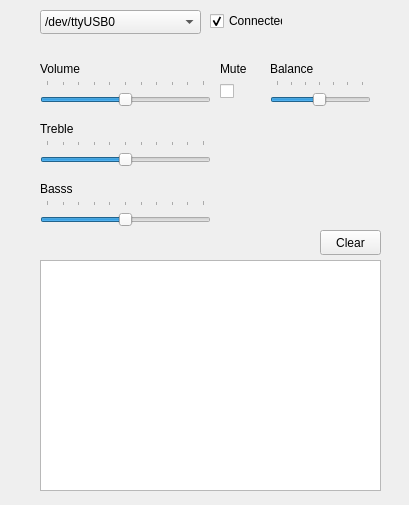
Old version of the form desktop/AudioManager/widget.ui in the repository alex-pesh/audio-manager.
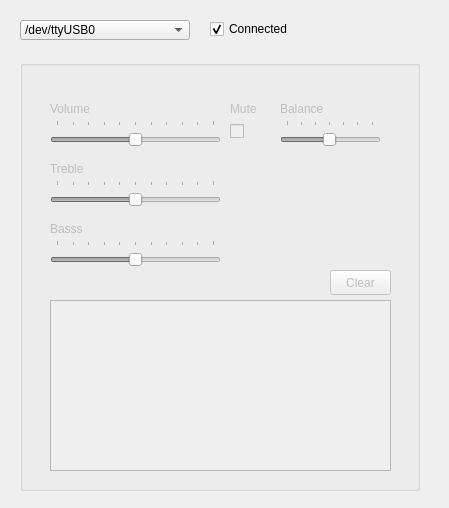
New version of the form.

What changed in the file:
```diff
--- a/desktop/AudioManager/widget.ui
+++ b/desktop/AudioManager/widget.ui
@@ -9,15 +9,69 @@
    <rect>
     <x>0</x>
     <y>0</y>
-    <width>409</width>
-    <height>505</height>
+    <width>449</width>
+    <height>508</height>
    </rect>
+  </property>
+  <widget class="QCheckBox" name="connectCheckBox">
+   <property name="geometry">
+    <rect>
+     <x>210</x>
+     <y>20</y>
+     <width>101</width>
+     <height>18</height>
+    </rect>
+   </property>
+   <property name="text">
+    <string>Connected</string>
+   </property>
+   <property name="checked">
+    <bool>true</bool>
+   </property>
+  </widget>
+  <widget class="QComboBox" name="deviceComboBox">
+   <property name="geometry">
+    <rect>
+     <x>20</x>
+     <y>20</y>
+     <width>170</width>
+     <height>20</height>
+    </rect>
+   </property>
+   <property name="currentText">
+    <string notr="true">/dev/ttyUSB0</string>
+   </property>
+   <item>
+    <property name="text">
+     <string>/dev/ttyUSB0</string>
+    </property>
+   </item>
+   <item>
+    <property name="text">
+     <string>/tmp/simavr-uart0</string>
+    </property>
+   </item>
+  </widget>
+  <widget class="QGroupBox" name="controlGroupBox">
+   <property name="enabled">
+    <bool>false</bool>
+   </property>
+   <property name="geometry">
+    <rect>
+     <x>20</x>
+     <y>60</y>
+     <width>400</width>
+     <height>431</height>
+    </rect>
+   </property>
+   <property name="title">
+    <string/>
   </property>
   <widget class="QSlider" name="volumeSlider">
    <property name="geometry">
     <rect>
-     <x>40</x>
-     <y>80</y>
+      <x>30</x>
+      <y>60</y>
      <width>171</width>
      <height>32</height>
     </rect>
@@ -35,37 +89,36 @@
     <enum>QSlider::TicksAbove</enum>
    </property>
   </widget>
-  <widget class="QLabel" name="volumeLabel">
+   <widget class="QSlider" name="bassSlider">
    <property name="geometry">
     <rect>
-     <x>40</x>
-     <y>60</y>
-     <width>54</width>
-     <height>17</height>
-    </rect>
-   </property>
-   <property name="text">
-    <string>Volume</string>
-   </property>
-  </widget>
-  <widget class="QLabel" name="balanceLabel">
-   <property name="geometry">
-    <rect>
-     <x>270</x>
-     <y>60</y>
-     <width>54</width>
-     <height>17</height>
-    </rect>
-   </property>
-   <property name="text">
-    <string>Balance</string>
+      <x>30</x>
+      <y>180</y>
+      <width>171</width>
+      <height>32</height>
+     </rect>
+    </property>
+    <property name="maximum">
+     <number>100</number>
+    </property>
+    <property name="pageStep">
+     <number>10</number>
+    </property>
+    <property name="value">
+     <number>50</number>
+    </property>
+    <property name="orientation">
+     <enum>Qt::Horizontal</enum>
+    </property>
+    <property name="tickPosition">
+     <enum>QSlider::TicksAbove</enum>
    </property>
   </widget>
   <widget class="QSlider" name="balanceSlider">
    <property name="geometry">
     <rect>
-     <x>270</x>
-     <y>80</y>
+      <x>260</x>
+      <y>60</y>
      <width>101</width>
      <height>32</height>
     </rect>
@@ -95,90 +148,11 @@
     <enum>QSlider::TicksAbove</enum>
    </property>
   </widget>
-  <widget class="QSlider" name="trebleSlider">
-   <property name="enabled">
-    <bool>true</bool>
-   </property>
-   <property name="geometry">
-    <rect>
-     <x>40</x>
-     <y>140</y>
-     <width>171</width>
-     <height>32</height>
-    </rect>
-   </property>
-   <property name="maximum">
-    <number>100</number>
-   </property>
-   <property name="singleStep">
-    <number>1</number>
-   </property>
-   <property name="value">
-    <number>50</number>
-   </property>
-   <property name="orientation">
-    <enum>Qt::Horizontal</enum>
-   </property>
-   <property name="tickPosition">
-    <enum>QSlider::TicksAbove</enum>
-   </property>
-  </widget>
-  <widget class="QSlider" name="bassSlider">
-   <property name="geometry">
-    <rect>
-     <x>40</x>
-     <y>200</y>
-     <width>171</width>
-     <height>32</height>
-    </rect>
-   </property>
-   <property name="maximum">
-    <number>100</number>
-   </property>
-   <property name="pageStep">
-    <number>10</number>
-   </property>
-   <property name="value">
-    <number>50</number>
-   </property>
-   <property name="orientation">
-    <enum>Qt::Horizontal</enum>
-   </property>
-   <property name="tickPosition">
-    <enum>QSlider::TicksAbove</enum>
-   </property>
-  </widget>
-  <widget class="QLabel" name="trebleLabel">
-   <property name="geometry">
-    <rect>
-     <x>40</x>
-     <y>120</y>
-     <width>54</width>
-     <height>17</height>
-    </rect>
-   </property>
-   <property name="text">
-    <string>Treble</string>
-   </property>
-  </widget>
-  <widget class="QLabel" name="bassLabel">
-   <property name="geometry">
-    <rect>
-     <x>40</x>
-     <y>180</y>
-     <width>54</width>
-     <height>17</height>
-    </rect>
-   </property>
-   <property name="text">
-    <string>Basss</string>
-   </property>
-  </widget>
   <widget class="QCheckBox" name="muteCheckBox">
    <property name="geometry">
     <rect>
-     <x>220</x>
-     <y>80</y>
+      <x>210</x>
+      <y>60</y>
      <width>21</width>
      <height>23</height>
     </rect>
@@ -193,11 +167,75 @@
     <bool>false</bool>
    </property>
   </widget>
+   <widget class="QLabel" name="volumeLabel">
+    <property name="geometry">
+     <rect>
+      <x>30</x>
+      <y>40</y>
+      <width>54</width>
+      <height>17</height>
+     </rect>
+    </property>
+    <property name="text">
+     <string>Volume</string>
+    </property>
+   </widget>
+   <widget class="QSlider" name="trebleSlider">
+    <property name="geometry">
+     <rect>
+      <x>30</x>
+      <y>120</y>
+      <width>171</width>
+      <height>32</height>
+     </rect>
+    </property>
+    <property name="maximum">
+     <number>100</number>
+    </property>
+    <property name="singleStep">
+     <number>1</number>
+    </property>
+    <property name="value">
+     <number>50</number>
+    </property>
+    <property name="orientation">
+     <enum>Qt::Horizontal</enum>
+    </property>
+    <property name="tickPosition">
+     <enum>QSlider::TicksAbove</enum>
+    </property>
+   </widget>
+   <widget class="QPushButton" name="logClearBtn">
+    <property name="geometry">
+     <rect>
+      <x>310</x>
+      <y>210</y>
+      <width>61</width>
+      <height>25</height>
+     </rect>
+    </property>
+    <property name="text">
+     <string>Clear</string>
+    </property>
+   </widget>
+   <widget class="QLabel" name="trebleLabel">
+    <property name="geometry">
+     <rect>
+      <x>30</x>
+      <y>100</y>
+      <width>54</width>
+      <height>17</height>
+     </rect>
+    </property>
+    <property name="text">
+     <string>Treble</string>
+    </property>
+   </widget>
   <widget class="QLabel" name="muteLabel">
    <property name="geometry">
     <rect>
-     <x>220</x>
-     <y>60</y>
+      <x>210</x>
+      <y>40</y>
      <width>31</width>
      <height>17</height>
     </rect>
@@ -209,64 +247,39 @@
   <widget class="QTextBrowser" name="logBrowser">
    <property name="geometry">
     <rect>
-     <x>40</x>
-     <y>260</y>
+      <x>30</x>
+      <y>240</y>
      <width>341</width>
-     <height>231</height>
+      <height>171</height>
     </rect>
    </property>
   </widget>
-  <widget class="QPushButton" name="logClearBtn">
+   <widget class="QLabel" name="balanceLabel">
    <property name="geometry">
     <rect>
-     <x>320</x>
-     <y>230</y>
-     <width>61</width>
-     <height>25</height>
+      <x>260</x>
+      <y>40</y>
+      <width>54</width>
+      <height>17</height>
     </rect>
    </property>
    <property name="text">
-    <string>Clear</string>
-   </property>
-  </widget>
-  <widget class="QCheckBox" name="connectCheckBox">
+     <string>Balance</string>
+    </property>
+   </widget>
+   <widget class="QLabel" name="bassLabel">
    <property name="geometry">
     <rect>
-     <x>210</x>
-     <y>10</y>
-     <width>73</width>
-     <height>22</height>
+      <x>30</x>
+      <y>160</y>
+      <width>54</width>
+      <height>17</height>
     </rect>
    </property>
    <property name="text">
-    <string>Connected</string>
-   </property>
-   <property name="checked">
-    <bool>true</bool>
-   </property>
-  </widget>
-  <widget class="QComboBox" name="deviceComboBox">
-   <property name="geometry">
-    <rect>
-     <x>40</x>
-     <y>10</y>
-     <width>161</width>
-     <height>24</height>
-    </rect>
-   </property>
-   <property name="currentText">
-    <string notr="true">/dev/ttyUSB0</string>
-   </property>
-   <item>
-    <property name="text">
-     <string>/dev/ttyUSB0</string>
-    </property>
-   </item>
-   <item>
-    <property name="text">
-     <string>/tmp/simavr-uart0</string>
-    </property>
-   </item>
+     <string>Basss</string>
+    </property>
+   </widget>
   </widget>
  </widget>
  <resources/>
```
Lines whose indentation alone changed are shown as unchanged.
